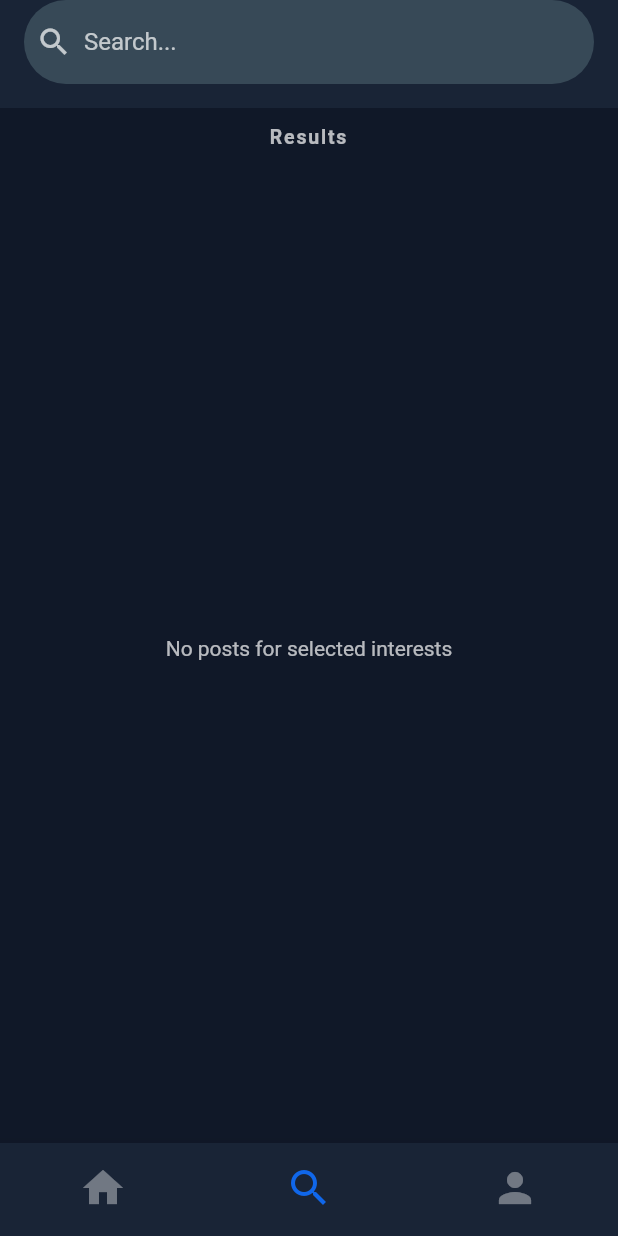
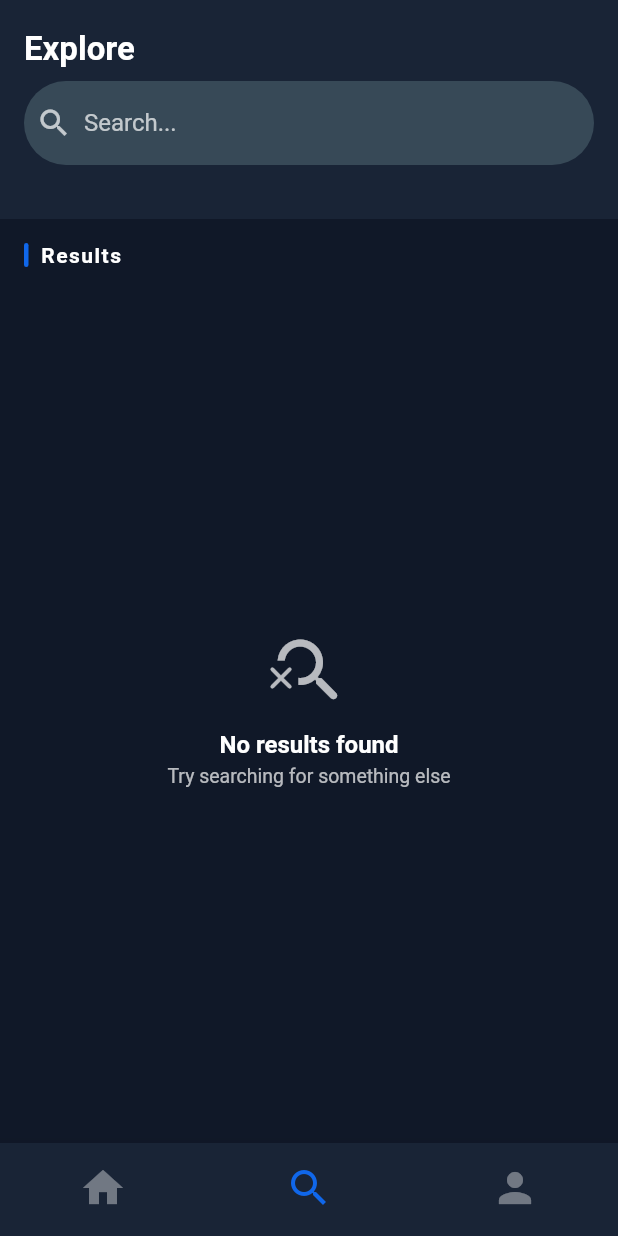
Before and after one commit to ManiTheG/SideQuest, a Flutter app: the SearchPage screen opened by its route, on a phone screen of 412 x 824 dp. Run offline on Flutter 3.47's test engine with Material 3 defaults, Android fonts, the phone set to English and light mode, and no system bars; our stand-ins replace cloud_firestore, email_validator, firebase_auth, firebase_core; accounts and stored records are empty.

Commit message:
Dodatan dizajn search tab-a

```diff
--- a/lib/screens/search.dart
+++ b/lib/screens/search.dart
@@ -68,7 +68,17 @@ class _SearchPageState extends State<SearchPage> {
       backgroundColor: AppColors.secondary,
       elevation: 0,
       automaticallyImplyLeading: false,
-          title: SearchAnchor(
+      toolbarHeight: 130,
+      title: Column(
+        crossAxisAlignment: CrossAxisAlignment.start,
+        children: [
+          Text('Explore', style: TextStyle(
+            color: AppColors.textColor,
+            fontSize: 22,
+            fontWeight: FontWeight.bold,
+          )),
+          const SizedBox(height: 8),
+          SearchAnchor(
             viewBackgroundColor: AppColors.secondary,
             viewSurfaceTintColor: Colors.transparent,
             headerTextStyle: TextStyle(color: AppColors.textColor),
@@ -94,39 +104,103 @@ class _SearchPageState extends State<SearchPage> {
                 textStyle: WidgetStatePropertyAll(TextStyle(color: AppColors.textColor)),
               );
             },
-            suggestionsBuilder:
-            (BuildContext context, SearchController controller) {
+            suggestionsBuilder: (BuildContext context, SearchController controller) {
               final String input = controller.value.text;
               final Iterable<String> matches = input.isEmpty
                   ? InteresiZaPretragu.take(100)
                   : InteresiZaPretragu.where(
                       (s) => s.toLowerCase().contains(input.toLowerCase()));
+
               final List<Widget> tiles = [];
-                tiles.add(Container(
+
+              // Add "Show all" option
+              tiles.add(Column(
+                children: [
+                  Container(
                     color: AppColors.secondary,
                     child: ListTile(
+                      leading: Container(
+                        width: 6,
+                        height: 6,
+                        margin: EdgeInsets.only(top: 8),
+                        decoration: BoxDecoration(
+                          color: AppColors.buttonColor,
+                          shape: BoxShape.circle,
+                        ),
+                      ),
+                      minLeadingWidth: 6,
                       title: Text('Show all', style: TextStyle(color: AppColors.textColor)),
                       onTap: () {
                         controller.closeView('Show all');
                         _searchFor(input);
                       },
                     ),
+                  ),
+                  Divider(height: 1, thickness: 0.5,
+                    color: AppColors.textColorOpis.withValues(alpha: 0.2),
+                    indent: 16, endIndent: 16),
+                ],
               ));
+
+              // Add matched items
               tiles.addAll(matches.map((String item) {
-                return Container(
+                final int matchIndex = item.toLowerCase().indexOf(input.toLowerCase());
+
+                return Column(
+                  children: [
+                    Container(
                       color: AppColors.secondary,
                       child: ListTile(
-                    title: Text(item, style: TextStyle(color: AppColors.textColor)),
+                        leading: Container(
+                          width: 6,
+                          height: 6,
+                          margin: EdgeInsets.only(top: 8),
+                          decoration: BoxDecoration(
+                            color: AppColors.buttonColor,
+                            shape: BoxShape.circle,
+                          ),
+                        ),
+                        minLeadingWidth: 6,
+                        title: matchIndex < 0 || input.isEmpty
+                            ? Text(item, style: TextStyle(color: AppColors.textColor))
+                            : RichText(
+                                text: TextSpan(
+                                  children: [
+                                    TextSpan(
+                                      text: item.substring(0, matchIndex),
+                                      style: TextStyle(color: AppColors.textColorOpis),
+                                    ),
+                                    TextSpan(
+                                      text: item.substring(matchIndex, matchIndex + input.length),
+                                      style: TextStyle(
+                                        color: AppColors.textColor,
+                                        fontWeight: FontWeight.bold,
+                                      ),
+                                    ),
+                                    TextSpan(
+                                      text: item.substring(matchIndex + input.length),
+                                      style: TextStyle(color: AppColors.textColorOpis),
+                                    ),
+                                  ],
+                                ),
+                              ),
                         onTap: () {
                           controller.closeView(item);
                           _searchFor(item);
                         },
                       ),
+                    ),
+                    Divider(height: 1, thickness: 0.5,
+                      color: AppColors.textColorOpis.withValues(alpha: 0.2),
+                      indent: 16, endIndent: 16),
+                  ],
                 );
               }).toList());
 
               return tiles;
             },
+          ),
+        ],
       ),
       bottom: PreferredSize(
         preferredSize: const Size.fromHeight(16.0),
@@ -140,14 +214,25 @@ class _SearchPageState extends State<SearchPage> {
         children: [
           // Postovi
           Padding(
-              padding: const EdgeInsets.fromLTRB(16, 12, 16, 4),
-              child: Text('Results', style: TextStyle(
-                color: AppColors.textColorOpis,
-                fontSize: 13,
+            padding: const EdgeInsets.fromLTRB(16, 16, 16, 4),
+            child: Row(
+              children: [
+                Container(
+                  width: 3,
+                  height: 16,
+                  decoration: BoxDecoration(
+                    color: AppColors.buttonColor,
+                    borderRadius: BorderRadius.circular(2),
+                  ),
+                ),
+                const SizedBox(width: 8),
+                Text('Results', style: TextStyle(
+                  color: AppColors.textColor,
+                  fontSize: 14,
                   fontWeight: FontWeight.w600,
-                letterSpacing: 1.2,
-              ),
-              textAlign: TextAlign.center,
+                  letterSpacing: 1.0,
+                )),
+              ],
             ),
           ),
           Expanded(
@@ -155,9 +240,22 @@ class _SearchPageState extends State<SearchPage> {
               padding: const EdgeInsets.symmetric(horizontal: 12),
               child: PrikazaniPostovi.isEmpty
                   ? const Center(
-                        child: Text(
-                          'No posts for selected interests',
-                          style: TextStyle(color: AppColors.textColorOpis)
+                      child: Column(
+                        mainAxisAlignment: MainAxisAlignment.center,
+                        children: [
+                          Icon(Icons.search_off_rounded, size: 56, color: AppColors.textColorOpis),
+                          const SizedBox(height: 12),
+                          Text('No results found', style: TextStyle(
+                            color: AppColors.textColor,
+                            fontSize: 16,
+                            fontWeight: FontWeight.w600,
+                          )),
+                          const SizedBox(height: 4),
+                          Text('Try searching for something else', style: TextStyle(
+                            color: AppColors.textColorOpis,
+                            fontSize: 13,
+                          )),
+                        ],
                       ),
                     )
                   : ListView.builder(
@@ -170,12 +268,10 @@ class _SearchPageState extends State<SearchPage> {
                           decoration: BoxDecoration(
                             color: Color.fromARGB(255, 25, 36, 54),
                             borderRadius: BorderRadius.circular(16),
-
                           ),
                           child: Column(
                             crossAxisAlignment: CrossAxisAlignment.start,
                             children: [
-
                               Text(post['title']??'', style: const TextStyle(fontSize: 18, fontWeight: FontWeight.bold, color: AppColors.textColor)),
                               const SizedBox(height: 6),
                               Text(post['description']??'', style: TextStyle(color: Colors.white70),),
```
Lines whose indentation alone changed are shown as unchanged.
